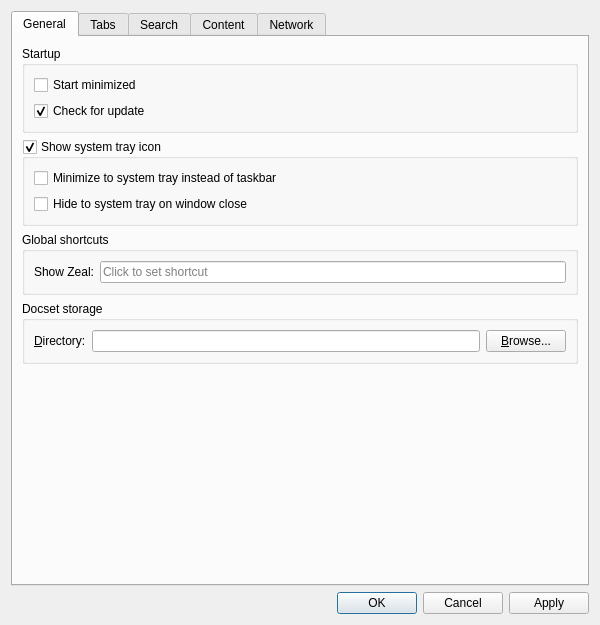
This is src/libs/ui/settingsdialog.ui in zealdocs/zeal as Qt 5 draws it before an edit. The edited form follows.
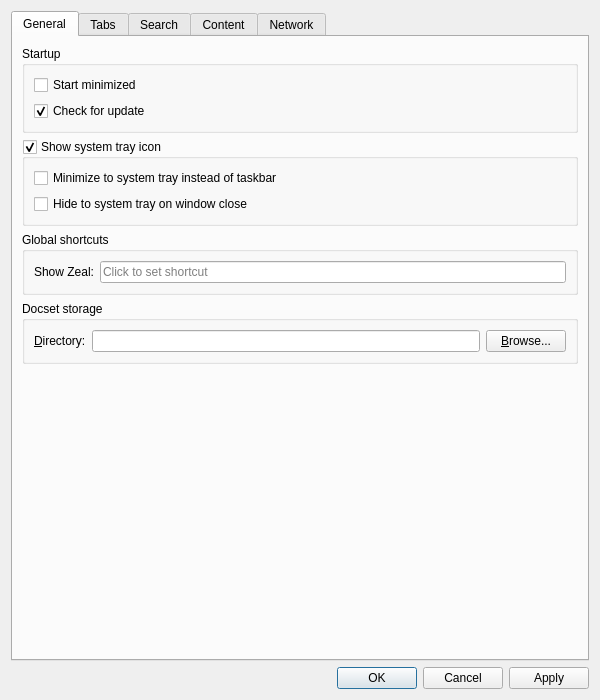
This is the edited form. Custom widgets are drawn as their Qt base class.

Commit message: fix(ui): adjust default height for the settings dialog

```diff
--- a/src/libs/ui/settingsdialog.ui
+++ b/src/libs/ui/settingsdialog.ui
@@ -10,7 +10,7 @@
     <x>0</x>
     <y>0</y>
     <width>600</width>
-    <height>625</height>
+    <height>700</height>
    </rect>
   </property>
   <property name="windowTitle">
```
